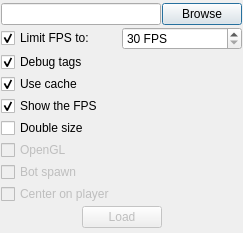
First picture: the form in tools/map-visualiser/Options.ui, repository alphaonex86/CatchChallenger, before the edit.
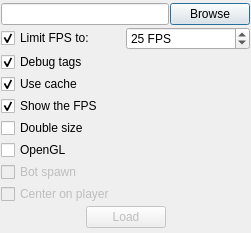
Second picture: the form after the edit. Icons and pictures are not drawn.

Patch:
```diff
--- a/tools/map-visualiser/Options.ui
+++ b/tools/map-visualiser/Options.ui
@@ -6,7 +6,7 @@
    <rect>
     <x>0</x>
     <y>0</y>
-    <width>239</width>
+    <width>251</width>
     <height>233</height>
    </rect>
   </property>
@@ -75,7 +75,10 @@
         <string> FPS</string>
        </property>
        <property name="minimum">
-        <number>30</number>
+        <number>20</number>
+       </property>
+       <property name="value">
+        <number>25</number>
        </property>
       </widget>
      </item>
@@ -120,9 +123,6 @@
    </item>
    <item>
     <widget class="QCheckBox" name="openGL">
-     <property name="enabled">
-      <bool>false</bool>
-     </property>
      <property name="text">
       <string>OpenGL</string>
      </property>
```
